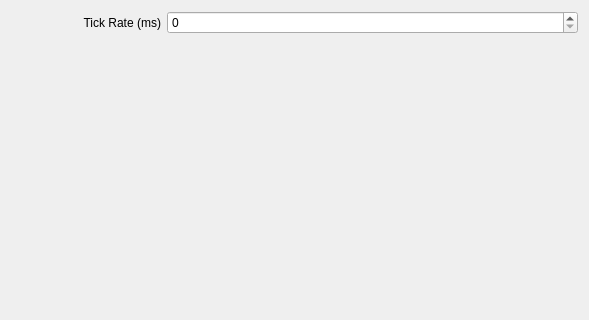
OpenToolController/opentoolcontroller, file opentoolcontroller/views/ToolEditor.ui: the form before one commit; both pictures show x 0 to 589 and y 0 to 320 of the 589 by 544 pixel window.
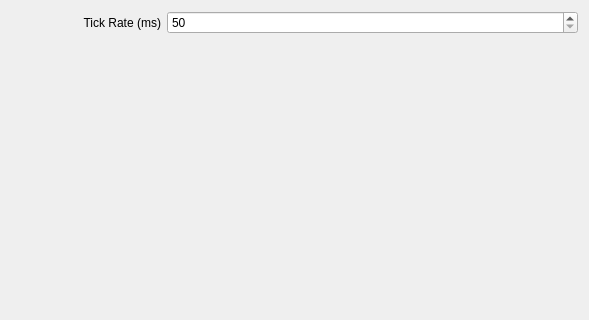
The form after the commit.

Diff of the .ui file:
```diff
--- a/opentoolcontroller/views/ToolEditor.ui
+++ b/opentoolcontroller/views/ToolEditor.ui
@@ -52,6 +52,12 @@
          <height>0</height>
         </size>
        </property>
+       <property name="minimum">
+        <number>50</number>
+       </property>
+       <property name="maximum">
+        <number>2000</number>
+       </property>
       </widget>
      </item>
     </layout>
```
